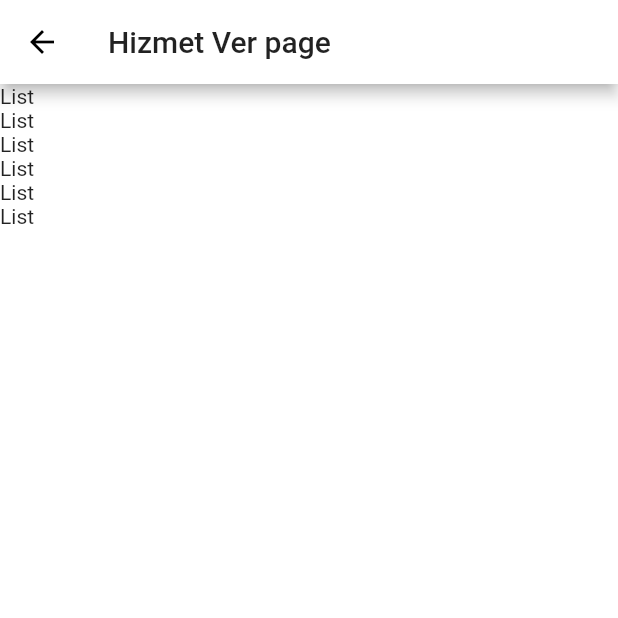
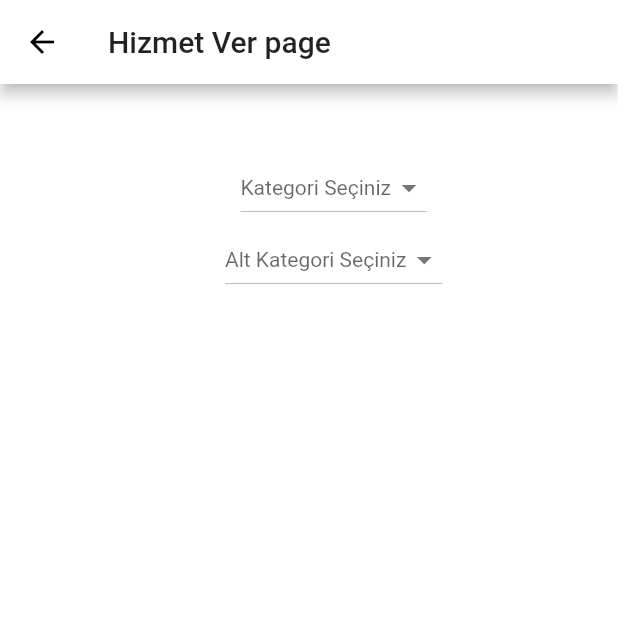
Before and after one commit to bilalozcan/hizmet_mobil_uygulama, a Flutter app: the MainPage screen opened by its route, item 2 of the bottom bar chosen, on a phone screen of 412 x 824 dp, the top half of it. Run offline on Flutter 3.47's test engine with Material 2 defaults, Android fonts, the phone set to English and light mode, and no system bars; our stand-ins replace cloud_firestore, firebase_auth, firebase_core, fluttertoast, google_fonts, shared_preferences; missing offline and left inert: flutter_star_rating; accounts and stored records are empty.

Commit message:
-Kategori Seçimi için DropdownButtonlar oluşturuldu -Alt Kategori yenileme sıkıntılı çalışıyor

```diff
--- a/lib/models/Category.dart
+++ b/lib/models/Category.dart
@@ -13,10 +13,22 @@ class Category {
   factory Category.fromJson(LinkedHashMap<String, dynamic> parsedJson) {
     return Category(categories: parsedJson);
   }
+  List<DropdownMenuItem<String>> CategoryDropdownMenuItemList(){
+    List<DropdownMenuItem<String>> _categoryDropDownMenuItemList = List<DropdownMenuItem<String>>();
+    for (String key in categoryList) {
+      _categoryDropDownMenuItemList.add(DropdownMenuItem<String>(
+        child: Text(key),
+        value: key,
+      ));
+    }
+    return _categoryDropDownMenuItemList;
+  }
 
   SubCategory getSubCategory(String key) {
+    debugPrint("getSubCategory: " + key);
     return SubCategory.fromJson(categories[key]);
   }
+
 }
 
 class SubCategory {
@@ -35,6 +47,16 @@ class SubCategory {
   Data getData(String key) {
     return Data(datas: subCategories[key]);
   }
+  List<DropdownMenuItem<String>> SubCategoryDropdownMenuItemList(String key){
+    List<DropdownMenuItem<String>> _subCategoryDropDownMenuItemList = List<DropdownMenuItem<String>>();
+    for (String key in subCategoryList) {
+      _subCategoryDropDownMenuItemList.add(DropdownMenuItem<String>(
+        child: Text(key),
+        value: key,
+      ));
+    }
+    return _subCategoryDropDownMenuItemList;
+  }
 }
 
 class Data {
@@ -42,10 +64,6 @@ class Data {
 
   Data({@required this.datas});
 
-  factory Data.fromJson(List<dynamic> parsedJson) {
-    return Data(datas: parsedJson);
-  }
-
   List<String> getData() {
     return datas;
   }
--- a/lib/ui/HizmetVerPage.dart
+++ b/lib/ui/HizmetVerPage.dart
@@ -1,49 +1,154 @@
 import 'dart:collection';
 import 'dart:convert';
+import 'dart:io';
 
 import 'package:flutter/cupertino.dart';
 import 'package:flutter/material.dart';
 import 'package:hizmet_mobil_uygulama/models/Category.dart';
 
 class HizmetVerPage extends StatefulWidget {
+  Category _category;
+
+  HizmetVerPage(this._category);
+
   @override
-  _HizmetVerPageState createState() => _HizmetVerPageState();
+  _HizmetVerPageState createState() => _HizmetVerPageState(_category);
 }
 
 class _HizmetVerPageState extends State<HizmetVerPage> {
+  List<DropdownMenuItem<String>> _categoryDropDownMenuItemList;
+  List<DropdownMenuItem<String>> _subCategoryDropDownMenuItemList;
+  Category _category;
+  String CategoryCurrentValue = null;
+  String SubCategoryCurrentValue = null;
+
+
+  _HizmetVerPageState(this._category);
+
+  @override
+  void initState() {
+    // TODO: implement initState
+
+    super.initState();
+    _categoryDropDownMenuItemList = List<DropdownMenuItem<String>>();
+    _subCategoryDropDownMenuItemList = List<DropdownMenuItem<String>>();
+    connectJson();
+    _categoryDropDownMenuItemList = _category.CategoryDropdownMenuItemList();
+    setState(() {
+      _categoryDropDownMenuItemList;
+    });
+  }
+
   @override
   Widget build(BuildContext context) {
-    veriOku();
     return Scaffold(
       appBar: AppBar(
         title: Text("Hizmet Ver page"),
       ),
       body: Column(
+        mainAxisAlignment: MainAxisAlignment.start,
+        crossAxisAlignment: CrossAxisAlignment.center,
         children: [
-          Text("List"),
-          Text("List"),
-          Text("List"),
-          Text("List"),
-          Text("List"),
-          Text("List"),
+          SizedBox(
+            height: 45,
+          ),
+          Padding(
+            padding: EdgeInsets.only(left: 150),
+            child: DropdownButton<String>(
+              hint: Text("Kategori Seçiniz"),
+              value: CategoryCurrentValue,
+              iconEnabledColor: Colors.black54,
+              dropdownColor: Colors.blue,
+              iconDisabledColor: Colors.black54,
+              focusColor: Colors.black54,
+              style:
+                  TextStyle(color: Colors.black, decorationColor: Colors.black),
+              items: _categoryDropDownMenuItemList,
+              onChanged: (gelen) {
+                debugPrint(gelen);
+                CategoryCurrentValue = gelen;
+                _subCategoryDropDownMenuItemList = _category.getSubCategory(gelen).SubCategoryDropdownMenuItemList(gelen);
+                setState(() {
+                  CategoryCurrentValue;
+                  _subCategoryDropDownMenuItemList;
+                });
+              },
+            ),
+          ),
+          Padding(
+            padding: EdgeInsets.only(left: 150),
+            child: DropdownButton<String>(
+              hint: Text("Alt Kategori Seçiniz"),
+              value: SubCategoryCurrentValue,
+              iconEnabledColor: Colors.black54,
+              dropdownColor: Colors.blue,
+              iconDisabledColor: Colors.black54,
+              focusColor: Colors.black54,
+              style:
+                  TextStyle(color: Colors.black, decorationColor: Colors.black),
+              items: _subCategoryDropDownMenuItemList,
+              onChanged: (gelen) {
+                debugPrint(gelen);
+                SubCategoryCurrentValue = gelen;
+                setState(() {
+                  SubCategoryCurrentValue;
+                });
+              },
+            ),
+          ),
         ],
       ),
     );
   }
-  veriOku() async{
-    var gelenJson = await DefaultAssetBundle.of(context).loadString("assets/Category.json");
+
+  /*void subCategoryPull(String key) {
+    debugPrint("subCategoryPull: " + key);
+    _subCategoryDropDownMenuItemList.clear();
+    debugPrint(category.toString());
+    SubCategory subCategory = category.getSubCategory(key);
+    for (String key in subCategory.subCategoryList) {
+      debugPrint("SubCategory Deger: " + key);
+      _subCategoryDropDownMenuItemList.add(DropdownMenuItem<String>(
+        child: Text(key),
+        value: key,
+      ));
+    }
+    setState(() {
+      _subCategoryDropDownMenuItemList;
+    });
+  }*/
+
+  void connectJson() {
+    DefaultAssetBundle.of(context)
+        .loadString("assets/Category.json")
+        .then((gelenJson) {
+      LinkedHashMap<String, dynamic> map = json.decode(gelenJson.toString());
+      _category = Category.fromJson(map);
+    }).catchError((onError) => print(onError));
+  }
+
+/*Future<LinkedHashMap<String, dynamic>> connectJson() async {
+    var gelenJson =
+        await DefaultAssetBundle.of(context).loadString("assets/Category.json");
+    var map = await json.decode(gelenJson.toString());
+    debugPrint("TYPE: " + map.runtimeType.toString());
+    return map;
+  }*/
+
+  veriOku() async {
+    var gelenJson =
+        await DefaultAssetBundle.of(context).loadString("assets/Category.json");
     //debugPrint(gelenJson);
 
     LinkedHashMap<String, dynamic> map = json.decode(gelenJson.toString());
     Category category = Category.fromJson(map);
-    for(var i in category.categoryList)
-      debugPrint("KeyList: " + i);
+    for (var i in category.categoryList) debugPrint("KeyList: " + i);
     SubCategory subCategory = category.getSubCategory("Ders");
-    for(var i in category.categoryList){
+    for (var i in category.categoryList) {
       debugPrint("Ders KeyList: " + i);
     }
     Data data = subCategory.getData("Diğer");
-    for(var i in data.datas){
+    for (var i in data.datas) {
       debugPrint("Diğer List: " + i);
     }
   }
```
Also changed, not shown: lib/ui/MainPage.dart (+14 -1 lines).
